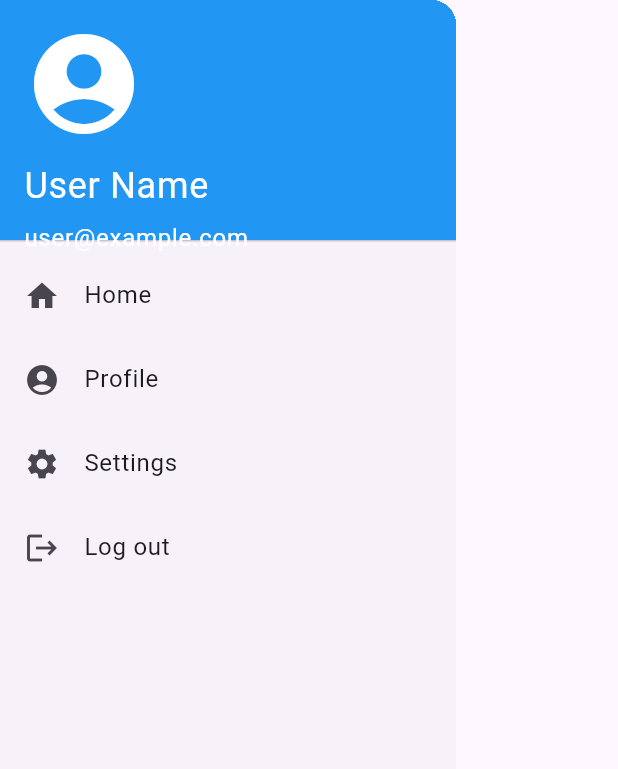
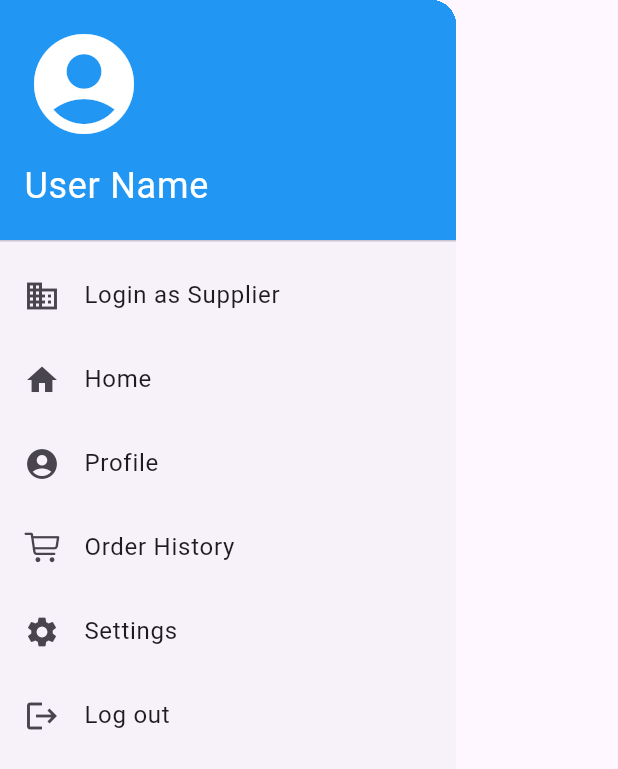
Before and after one commit to AmnaArifHussainC/paniwala, a Flutter app: the CustomUserDrawer widget shown alone on an empty page, opened directly, on a phone screen of 412 x 824 dp. Shown: the top 769 px of the screen. Run offline on Flutter 3.47's test engine with Material 3 defaults, Android fonts, the phone set to English and light mode, and no system bars; missing offline and left inert: onboarding_intro_screen; network calls fail.

Commit message:
Merge remote-tracking branch 'origin/master'

```diff
--- a/lib/view/user_screen/dash_screen.dart
+++ b/lib/view/user_screen/dash_screen.dart
@@ -1,4 +1,5 @@
 import 'package:flutter/material.dart';
+import 'package:paniwala/view/user_screen/user_drawer.dart';
 
 class HomeScreen extends StatelessWidget {
   final List<Map<String, dynamic>> suppliers = [
@@ -35,6 +36,7 @@ class HomeScreen extends StatelessWidget {
   Widget build(BuildContext context) {
     return Scaffold(
       appBar: AppBar(
+        iconTheme: IconThemeData(color: Colors.white),
         title: const Text("Pani Wala", style: TextStyle(color: Colors.white)),
         backgroundColor: Colors.blue,
         elevation: 0,
@@ -45,6 +47,7 @@ class HomeScreen extends StatelessWidget {
           ),
         ],
       ),
+      drawer: CustomUserDrawer(),
       body: Column(
         children: [
           Padding(
--- a/lib/view/user_screen/user_drawer.dart
+++ b/lib/view/user_screen/user_drawer.dart
@@ -1,4 +1,7 @@
+import 'package:flutter/cupertino.dart';
 import 'package:flutter/material.dart';
+import 'package:paniwala/view/auth/spplier_auth/suppler_login.dart';
+import 'package:paniwala/view/auth/spplier_auth/supplier_reg.dart';
 
 class CustomUserDrawer extends StatelessWidget {
   @override
@@ -21,13 +24,18 @@ class CustomUserDrawer extends StatelessWidget {
                   "User Name",  // Replace with actual user name or dynamic data
                   style: TextStyle(color: Colors.white, fontSize: 24),
                 ),
-                SizedBox(height: 5),
-                Text(
-                  "user@example.com",  // Replace with actual user email or dynamic data
-                  style: TextStyle(color: Colors.white),
-                ),
               ],
             ),
+          ),
+
+          // "Login as Supplier" button
+          ListTile(
+            leading: Icon(Icons.business),
+            title: Text('Login as Supplier'),
+            onTap: () {
+              // Implement navigation to Supplier login screen
+              Navigator.push(context, MaterialPageRoute(builder: (context)=>SupplierRegisterScreen()));
+            },
           ),
 
           // List of Drawer Items
@@ -45,6 +53,14 @@ class CustomUserDrawer extends StatelessWidget {
             onTap: () {
               // Implement navigation when the user taps on Profile
               Navigator.pushReplacementNamed(context, '/profile');
+            },
+          ),
+          ListTile(
+            leading: Icon(CupertinoIcons.shopping_cart),
+            title: Text('Order History'),
+            onTap: () {
+              // Implement navigation when the user taps on Order History
+              Navigator.pushReplacementNamed(context, '/order_history');
             },
           ),
           ListTile(
```
Also changed, not shown: lib/routs/routes.dart (deleted).
